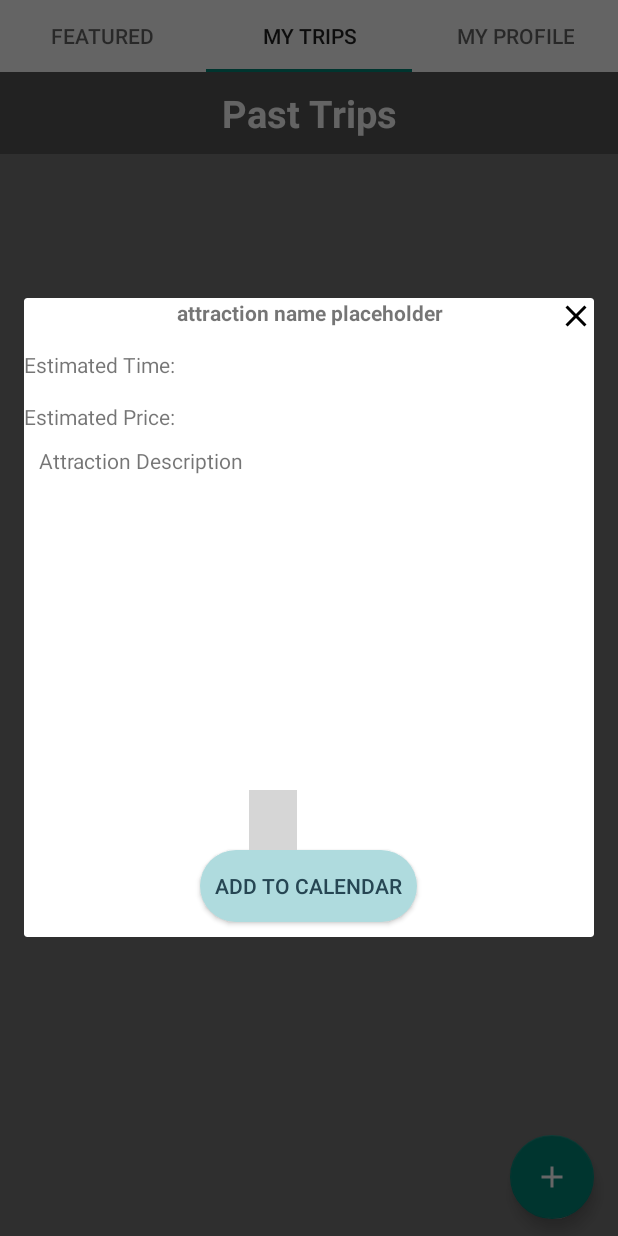
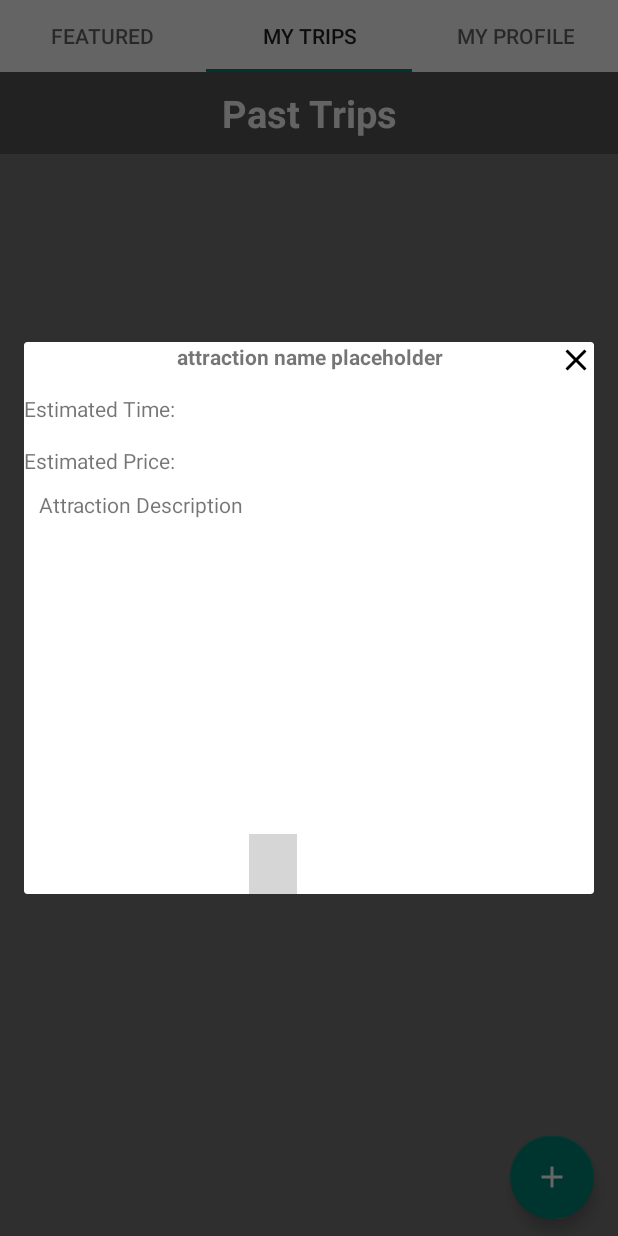
Before and after one commit to powdermonkeys/theoutlaws, an Android app: the fragment AttractionDetailsFragment placed in its activity, tab 2 chosen, on a phone screen of 412 x 824 dp. Run offline under Robolectric (Android 15) with nearby library versions, the phone set to English and light mode, and no system bars; our stand-ins replace ButterKnife; libraries missing offline, so code that uses them is left out: com.parse, me.relex.circleindicator, org.parceler; plain views replace CircleIndicator; pictures from the network do not load; Roboto replaces fonts that are not available here; 15 statements that could not run were skipped; grey boxes are pictures that could not be loaded.

Commit message:
got rid of hte button on adding attractiom

```diff
--- a/Voyager/app/src/main/java/com/example/roopalk/voyager/Activities/MainActivity.java
+++ b/Voyager/app/src/main/java/com/example/roopalk/voyager/Activities/MainActivity.java
@@ -168,15 +168,6 @@ public class  MainActivity extends AppCompatActivity implements onFragmentIntera
         fragmentTransaction.commit();
     }
 
-    @Override
-    public void moveToAttractionsPage(Attraction attraction)
-    {
-        AddingAttractionFragment addingAttractionFragment = AddingAttractionFragment.newInstance(attraction);
-        FragmentTransaction ft = getSupportFragmentManager().beginTransaction();
-        ft.replace(R.id.placeholder, addingAttractionFragment);
-        ft.commit();
-    }
-
     private void swapFragment()
     {
         FeaturedTripsFragment featuredTripsFragment = new FeaturedTripsFragment();
--- a/Voyager/app/src/main/java/com/example/roopalk/voyager/Fragments/AttractionDetailsFragment.java
+++ b/Voyager/app/src/main/java/com/example/roopalk/voyager/Fragments/AttractionDetailsFragment.java
@@ -8,7 +8,6 @@ import android.support.v4.view.ViewPager;
 import android.view.LayoutInflater;
 import android.view.View;
 import android.view.ViewGroup;
-import android.widget.Button;
 import android.widget.ImageView;
 import android.widget.TextView;
 
@@ -36,7 +35,6 @@ public class AttractionDetailsFragment extends DialogFragment
     @BindView(R.id.tvAttractionDescription) TextView tvAttractionDescription;
     @BindView(R.id.tvAttractionPrice) TextView tvAttractionPrice;
     @BindView(R.id.leaveDialog) ImageView leaveDialog;
-    @BindView(R.id.btnAdd) Button btnAdd;
 
     ViewPagerAdapter viewPagerAdapter;
 
--- a/Voyager/app/src/main/java/com/example/roopalk/voyager/Fragments/onFragmentInteractionListener.java
+++ b/Voyager/app/src/main/java/com/example/roopalk/voyager/Fragments/onFragmentInteractionListener.java
@@ -21,6 +21,4 @@ public interface onFragmentInteractionListener
     public void moveToCalendarPage(Trip trip);
 
     public void moveToCreateTripPage();
-
-    public void moveToAttractionsPage(Attraction attraction);
 }
--- a/Voyager/app/src/main/res/layout/fragment_attraction_details.xml
+++ b/Voyager/app/src/main/res/layout/fragment_attraction_details.xml
@@ -82,18 +82,6 @@
             android:layout_centerHorizontal="true"
             android:layout_marginLeft="110dp"
             app:ci_drawable="@drawable/circleindicator_round" />
-
-        <Button
-            android:id="@+id/btnAdd"
-            android:layout_width="wrap_content"
-            android:layout_height="wrap_content"
-            android:layout_centerInParent="true"
-            android:layout_marginBottom="10dp"
-            android:layout_below="@id/ciImageSwiper"
-            android:background="@drawable/rounded_button"
-            android:padding="10dp"
-            android:text="Add to Calendar"
-            android:textColor="@color/iconBackgroundBlue" />
     </RelativeLayout>
 
 </RelativeLayout>
```
